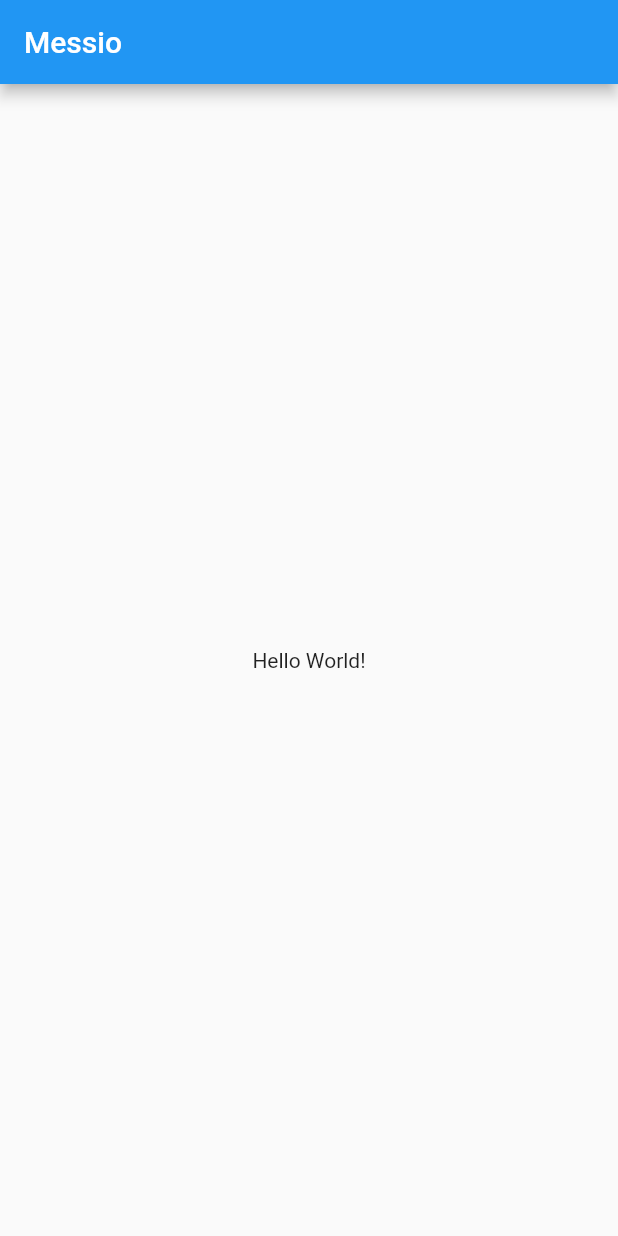
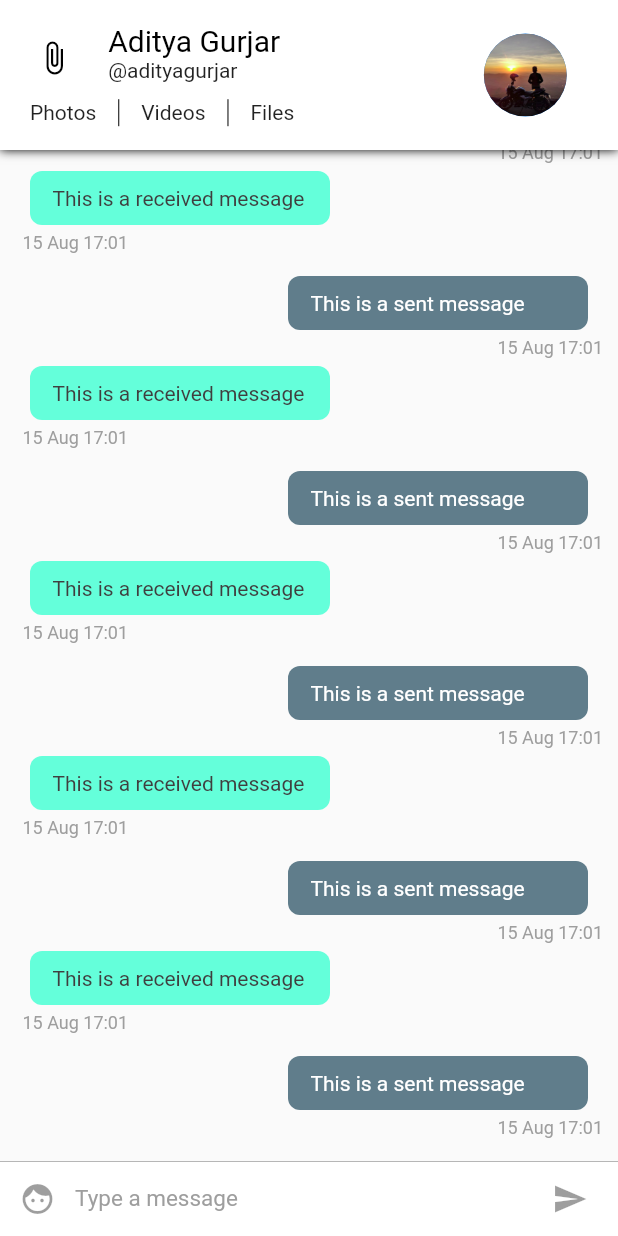
Before and after one commit to jaimealv994/messio, a Flutter app: the screen it shows after launch, on a phone screen of 412 x 824 dp. Run offline on Flutter 3.47's test engine with Material 2 defaults, Android fonts, the phone set to English and light mode, and no system bars.

Commit message:
Completed Conversation Screen UI

```diff
--- /dev/null
+++ b/lib/config/Assets.dart
@@ -0,0 +1,3 @@
+class Assets {
+  static String user = 'assets/user.png';
+}
--- /dev/null
+++ b/lib/config/Palette.dart
@@ -0,0 +1,14 @@
+import 'package:flutter/material.dart';
+
+class Palette {
+  static Color primaryColor = Colors.blue;
+  static Color secondaryColor = Colors.black;
+  static Color primaryTextColor = Colors.black;
+  static Color secondaryTextColor = Colors.black87;
+  static Color primaryBackgroundColor = Colors.white;
+  static Color selfMessageBackgroundColor = Colors.blueGrey;
+  static Color otherMessageBackgroundColor = Colors.tealAccent;
+  static Color selfMessageColor = Colors.white;
+  static Color otherMessageColor = Color(0xff3f3f3f);
+  static Color greyColor = Colors.grey;
+}
--- a/lib/main.dart
+++ b/lib/main.dart
@@ -1,8 +1,9 @@
 import 'package:flutter/material.dart';
+import 'package:messio/pages/ConversationPageList.dart';
 
-void main() => runApp(MyApp());
+void main() => runApp(Messio());
 
-class MyApp extends StatelessWidget {
+class Messio extends StatelessWidget {
   // This widget is the root of your application.
   @override
   Widget build(BuildContext context) {
@@ -11,32 +12,7 @@ class MyApp extends StatelessWidget {
       theme: ThemeData(
         primarySwatch: Colors.blue,
       ),
-      home: MyHomePage(title: 'Messio'),
+      home: ConversationPageList(),
     );
   }
 }
-
-class MyHomePage extends StatefulWidget {
-  MyHomePage({Key key, this.title}) : super(key: key);
-
-  final String title;
-
-  @override
-  _MyHomePageState createState() => _MyHomePageState();
-}
-
-class _MyHomePageState extends State<MyHomePage> {
-  @override
-  Widget build(BuildContext context) {
-    // The Flutter framework has been optimized to make rerunning build methods
-    // fast, so that you can just rebuild anything that needs updating rather
-    // than having to individually change instances of widgets.
-    return Scaffold(
-        appBar: AppBar(
-          // Here we take the value from the MyHomePage object that was created by
-          // the App.build method, and use it to set our appbar title.
-          title: Text(widget.title),
-        ),
-        body: Center(child: Text('Hello World!')));
-  }
-}
--- /dev/null
+++ b/lib/pages/ConversationPage.dart
@@ -0,0 +1,26 @@
+import 'package:flutter/material.dart';
+import 'package:messio/widgets/ChatAppBar.dart';
+import 'package:messio/widgets/ChatListWidget.dart';
+import 'package:messio/widgets/InputWidget.dart';
+
+class ConversationPage extends StatefulWidget {
+  @override
+  _ConversationPageState createState() => _ConversationPageState();
+}
+
+class _ConversationPageState extends State<ConversationPage> {
+  @override
+  Widget build(BuildContext context) {
+    return SafeArea(
+        child: Scaffold(
+            appBar: ChatAppBar(), // Custom app bar for chat screen
+            body: Stack(children: <Widget>[
+              Column(
+                children: <Widget>[
+                  ChatListWidget(), //Chat list
+                  InputWidget() // The input widget
+                ],
+              ),
+            ])));
+  }
+}
--- /dev/null
+++ b/lib/pages/ConversationPageList.dart
@@ -0,0 +1,20 @@
+import 'package:flutter/material.dart';
+import 'package:messio/pages/ConversationPage.dart';
+
+class ConversationPageList extends StatefulWidget {
+  @override
+  _ConversationPageListState createState() => _ConversationPageListState();
+}
+
+class _ConversationPageListState extends State<ConversationPageList> {
+  @override
+  Widget build(BuildContext context) {
+    return PageView(
+      children: <Widget>[
+        ConversationPage(),
+        ConversationPage(),
+        ConversationPage()
+      ],
+    );
+  }
+}
--- /dev/null
+++ b/lib/widgets/ChatAppBar.dart
@@ -0,0 +1,117 @@
+import 'package:flutter/material.dart';
+import 'package:messio/config/Assets.dart';
+import 'package:messio/config/Palette.dart';
+
+class ChatAppBar extends StatelessWidget implements PreferredSizeWidget {
+  final double height = 100;
+
+  @override
+  Widget build(BuildContext context) {
+    var textHeading = TextStyle(color: Palette.primaryTextColor, fontSize: 20);
+    var textStyle = TextStyle(color: Palette.secondaryTextColor);
+
+    double width = MediaQuery.of(context).size.width;
+
+    return Material(
+      child: Container(
+        decoration: new BoxDecoration(boxShadow: [
+          new BoxShadow(
+            color: Colors.black,
+            blurRadius: 5.0,
+          )
+        ]),
+        child: Container(
+          color: Palette.primaryBackgroundColor,
+          child: Row(
+            children: <Widget>[
+              Expanded(
+                flex: 7,
+                child: Center(
+                  child: Column(
+                    mainAxisSize: MainAxisSize.min,
+                    children: <Widget>[
+                      Container(
+                        height: 70 - (width * 0.06),
+                        child: Row(
+                          crossAxisAlignment: CrossAxisAlignment.start,
+                          children: <Widget>[
+                            Expanded(
+                              flex: 2,
+                              child: Center(
+                                child: Icon(
+                                  Icons.attach_file,
+                                  color: Palette.secondaryColor,
+                                ),
+                              ),
+                            ),
+                            Expanded(
+                              flex: 6,
+                              child: Container(
+                                child: Column(
+                                  crossAxisAlignment: CrossAxisAlignment.start,
+                                  mainAxisAlignment: MainAxisAlignment.center,
+                                  mainAxisSize: MainAxisSize.min,
+                                  children: <Widget>[
+                                    Text('Aditya Gurjar', style: textHeading),
+                                    Text('@adityagurjar', style: textStyle)
+                                  ],
+                                ),
+                              ),
+                            )
+                          ],
+                        ),
+                      ),
+                      Container(
+                        height: 23,
+                        padding: EdgeInsets.fromLTRB(20, 5, 5, 0),
+                        child: Row(
+                          mainAxisAlignment: MainAxisAlignment.start,
+                          crossAxisAlignment: CrossAxisAlignment.center,
+                          children: <Widget>[
+                            Text(
+                              'Photos',
+                              style: textStyle,
+                            ),
+                            VerticalDivider(
+                              width: 30,
+                              color: Palette.primaryTextColor,
+                            ),
+                            Text(
+                              'Videos',
+                              style: textStyle,
+                            ),
+                            VerticalDivider(
+                              width: 30,
+                              color: Palette.primaryTextColor,
+                            ),
+                            Text('Files', style: textStyle)
+                          ],
+                        ),
+                      )
+                    ],
+                  ),
+                ),
+              ),
+              Expanded(
+                flex: 3,
+                child: Container(
+                  child: Center(
+                    child: CircleAvatar(
+                      radius: (80 - (width * .06)) / 2,
+                      backgroundImage: Image.asset(
+                        Assets.user,
+                      ).image,
+                    ),
+                  ),
+                ),
+              )
+            ],
+          ),
+        ),
+      ),
+    );
+  }
+
+  @override
+  Size get preferredSize => Size.fromHeight(height);
+}
--- /dev/null
+++ b/lib/widgets/ChatItemWidget.dart
@@ -0,0 +1,90 @@
+import 'package:flutter/material.dart';
+import 'package:intl/intl.dart';
+import 'package:messio/config/Palette.dart';
+
+class ChatItemWidget extends StatelessWidget {
+  final index;
+
+  ChatItemWidget(this.index);
+
+  @override
+  Widget build(BuildContext context) {
+    if (index % 2 == 0) {
+      return Container(
+        child: Column(
+          children: <Widget>[
+            Row(
+              children: <Widget>[
+                Container(
+                  child: Text(
+                    'This is a sent message',
+                    style: TextStyle(color: Palette.selfMessageColor),
+                  ),
+                  padding: EdgeInsets.fromLTRB(15.0, 10.0, 15.0, 10.0),
+                  width: 200.0,
+                  decoration: BoxDecoration(
+                      color: Palette.selfMessageBackgroundColor,
+                      borderRadius: BorderRadius.circular(8.0)),
+                  margin: EdgeInsets.only(right: 10.0),
+                )
+              ],
+              mainAxisAlignment: MainAxisAlignment.end,
+            ),
+            Row(
+              mainAxisAlignment: MainAxisAlignment.end,
+              children: <Widget>[
+                Container(
+                  child: Text(
+                    DateFormat('dd MMM kk:mm').format(
+                        DateTime.fromMillisecondsSinceEpoch(1565888474278)),
+                    style: TextStyle(
+                        color: Palette.greyColor,
+                        fontSize: 12.0,
+                        fontStyle: FontStyle.normal),
+                  ),
+                  margin: EdgeInsets.only(left: 5.0, top: 5.0, bottom: 5.0),
+                )
+              ],
+            )
+          ],
+        ),
+      );
+    } else {
+      return Container(
+        child: Column(
+          children: <Widget>[
+            Row(
+              children: <Widget>[
+                Container(
+                  child: Text(
+                    'This is a received message',
+                    style: TextStyle(color: Palette.otherMessageColor),
+                  ),
+                  padding: EdgeInsets.fromLTRB(15.0, 10.0, 15.0, 10.0),
+                  width: 200.0,
+                  decoration: BoxDecoration(
+                      color: Palette.otherMessageBackgroundColor,
+                      borderRadius: BorderRadius.circular(8.0)),
+                  margin: EdgeInsets.only(left: 10.0),
+                )
+              ],
+            ),
+            Container(
+              child: Text(
+                DateFormat('dd MMM kk:mm')
+                    .format(DateTime.fromMillisecondsSinceEpoch(1565888474278)),
+                style: TextStyle(
+                    color: Palette.greyColor,
+                    fontSize: 12.0,
+                    fontStyle: FontStyle.normal),
+              ),
+              margin: EdgeInsets.only(left: 5.0, top: 5.0, bottom: 5.0),
+            )
+          ],
+          crossAxisAlignment: CrossAxisAlignment.start,
+        ),
+        margin: EdgeInsets.only(bottom: 10.0),
+      );
+    }
+  }
+}
--- /dev/null
+++ b/lib/widgets/ChatListWidget.dart
@@ -0,0 +1,19 @@
+import 'package:flutter/material.dart';
+import 'package:messio/widgets/ChatItemWidget.dart';
+
+class ChatListWidget extends StatelessWidget {
+  final ScrollController listScrollController = new ScrollController();
+
+  @override
+  Widget build(BuildContext context) {
+    return Flexible(
+      child: ListView.builder(
+        padding: EdgeInsets.all(10.0),
+        itemBuilder: (context, index) => ChatItemWidget(index),
+        itemCount: 20,
+        reverse: true,
+        controller: listScrollController,
+      ),
+    );
+  }
+}
--- /dev/null
+++ b/lib/widgets/InputWidget.dart
@@ -0,0 +1,57 @@
+import 'package:flutter/material.dart';
+import 'package:messio/config/Palette.dart';
+
+class InputWidget extends StatelessWidget {
+  final TextEditingController textEditingController =
+      new TextEditingController();
+
+  @override
+  Widget build(BuildContext context) {
+    return Container(
+      child: Row(
+        children: <Widget>[
+          Material(
+            child: new Container(
+              margin: new EdgeInsets.symmetric(horizontal: 1.0),
+              child: new IconButton(
+                icon: new Icon(Icons.face),
+                onPressed: null,
+                color: Palette.primaryColor,
+              ),
+            ),
+            color: Colors.white,
+          ),
+          Flexible(
+            child: Container(
+              child: TextField(
+                style:
+                    TextStyle(color: Palette.primaryTextColor, fontSize: 15.0),
+                controller: textEditingController,
+                decoration: InputDecoration.collapsed(
+                    hintText: 'Type a message',
+                    hintStyle: TextStyle(color: Palette.greyColor)),
+              ),
+            ),
+          ),
+          Material(
+            child: new Container(
+              margin: EdgeInsets.symmetric(horizontal: 8.0),
+              child: new IconButton(
+                icon: new Icon(Icons.send),
+                onPressed: null,
+                color: Palette.primaryColor,
+              ),
+            ),
+            color: Colors.white,
+          )
+        ],
+      ),
+      width: double.infinity,
+      height: 50.0,
+      decoration: BoxDecoration(
+        border: Border(top: BorderSide(color: Palette.greyColor, width: 0.5)),
+        color: Colors.white,
+      ),
+    );
+  }
+}
--- a/pubspec.yaml
+++ b/pubspec.yaml
@@ -19,6 +19,7 @@ environment:
 dependencies:
   flutter:
     sdk: flutter
+  intl: ^0.15.8
 
   # The following adds the Cupertino Icons font to your application.
   # Use with the CupertinoIcons class for iOS style icons.
@@ -34,7 +35,8 @@ dev_dependencies:
 
 # The following section is specific to Flutter.
 flutter:
-
+  assets:
+    - assets/
   # The following line ensures that the Material Icons font is
   # included with your application, so that you can use the icons in
   # the material Icons class.
```
Also changed, not shown: assets/user.png (added), pubspec.lock, 1 other file.
